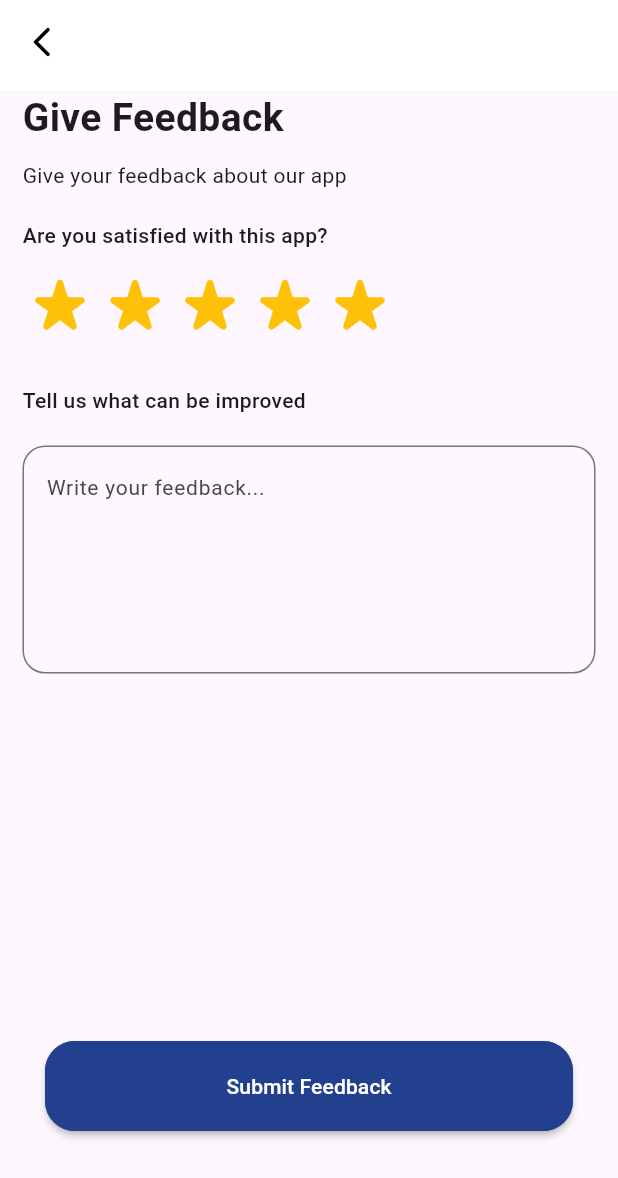
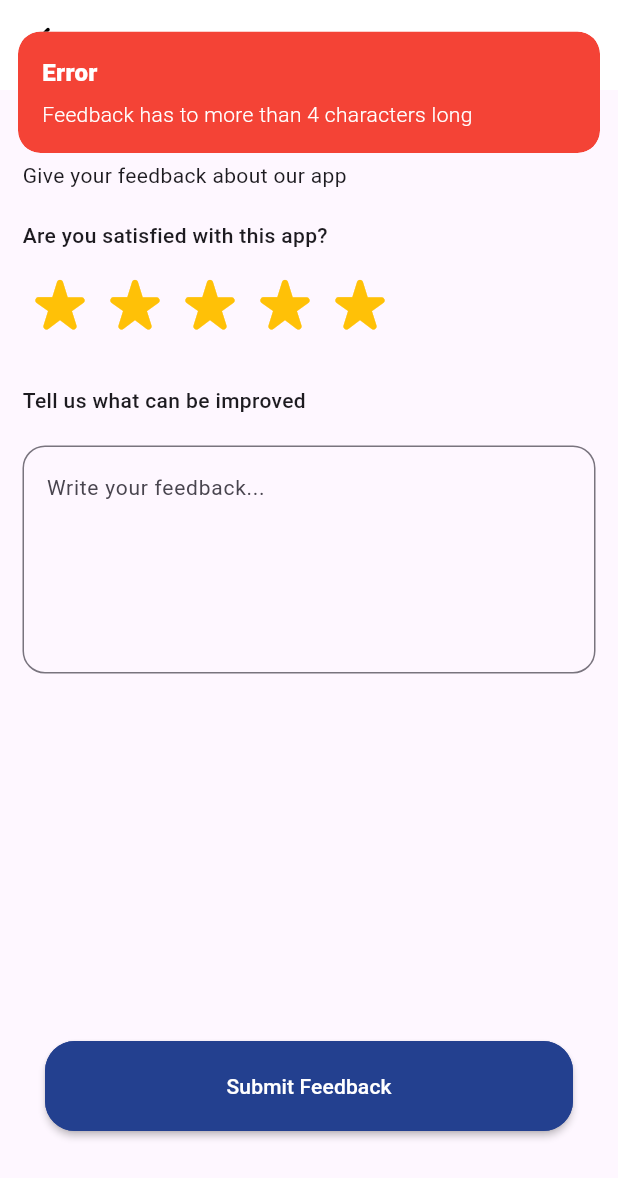
Before and after one commit to kadiriprosper/cpp_final_app, a Flutter app: the FeedbackPage screen opened directly, after a tap on "Submit Feedback", on a phone screen of 412 x 824 dp. Shown: the top 1178 px of the screen. Run offline on Flutter 3.47's test engine with Material 3 defaults, Android fonts, the phone set to English and light mode, and no system bars; drawn by our look-alikes of flutter_rating_bar; our stand-ins replace cached_network_image, carousel_slider, cloud_firestore, country_code_picker, firebase_auth, firebase_core and 8 more; missing offline and left inert: markdown; accounts and stored records are empty; statements that could not run were skipped.

Commit message:
finished some stuff

```diff
--- a/lib/auth/auth.dart
+++ b/lib/auth/auth.dart
@@ -1,3 +1,4 @@
+import 'package:cpp_final_app/auth/profile_update.dart';
 import 'package:cpp_final_app/enums/status_enum.dart';
 import 'package:firebase_auth/firebase_auth.dart';
 
@@ -8,6 +9,7 @@ class Auth {
 
   String get username => firebaseAuth.currentUser?.displayName ?? '';
   String get usermail => firebaseAuth.currentUser?.email ?? '';
+  String get userImage => firebaseAuth.currentUser?.photoURL ?? '';
 
   Future<Map<AuthStatusEnum, String>> userLoginWithEmail(
       String email, String password) async {
@@ -96,5 +98,12 @@ class Auth {
     return authSuccess;
   }
 
-
+  Future<Map<AuthStatusEnum, String>> updateUserImage(String photoUrl) async {
+    try {
+      await firebaseAuth.currentUser?.updatePhotoURL(photoUrl);
+    } on FirebaseAuthException catch (_) {
+      return updateFailed('Error updating user profile picture');
+    }
+    return updateSuccess;
+  }
 }
--- a/lib/auth/profile_update.dart
+++ b/lib/auth/profile_update.dart
@@ -1,6 +1,5 @@
 import 'package:cpp_final_app/enums/status_enum.dart';
 import 'package:firebase_auth/firebase_auth.dart';
-import 'package:firebase_core/firebase_core.dart';
 
 const updateSuccess = {AuthStatusEnum.success: 'success'};
 Map<AuthStatusEnum, String> updateFailed(String error) =>
--- a/lib/controllers/db_controller.dart
+++ b/lib/controllers/db_controller.dart
@@ -1,3 +1,5 @@
+import 'dart:io';
+
 import 'package:cloud_firestore/cloud_firestore.dart';
 import 'package:cpp_final_app/enums/status_enum.dart';
 import 'package:get/get_state_manager/get_state_manager.dart';
@@ -56,8 +58,4 @@ class DataController extends GetxController {
     );
     return response;
   }
-
-
-
-
 }
--- a/lib/data/data_pool.dart
+++ b/lib/data/data_pool.dart
@@ -109,7 +109,7 @@ class DataPool {
     7: {
       'title': 'Changes to the Privacy Policy',
       'heading': '''
-    We reserve the right to update or modify this Privacy Policy at any time. Any changes will be posted within the app, and your continued use of the app will indicate your acceptance of the updated policy.\n\nIf you have any questions or concerns about our Privacy Policy, please contact us at contact@typclass.com.''',
+    We reserve the right to update or modify this Privacy Policy at any time. Any changes will be posted within the app, and your continued use of the app will indicate your acceptance of the updated policy.\n\nIf you have any questions or concerns about our Privacy Policy, please contact us at contact@cppprogramming.io.''',
     }
   };
   static const cppQA = {
--- a/lib/main.dart
+++ b/lib/main.dart
@@ -40,7 +40,7 @@ class MainApp extends StatelessWidget {
         ),
       ),
       defaultTransition: Transition.cupertino,
-      home: const MainScreen(),
+      home: const SplashPage(),
     );
   }
 }
--- a/lib/views/mainscreen/profile_page.dart
+++ b/lib/views/mainscreen/profile_page.dart
@@ -39,8 +39,9 @@ class _ProfilePageState extends State<ProfilePage> {
             mainAxisAlignment: MainAxisAlignment.center,
             children: [
               //TODO: Put the user image here
-              const ProfilePicWidget(
+              ProfilePicWidget(
                 isEditable: false,
+                userController: userController,
               ),
               const SizedBox(height: 10),
               Text(
--- a/lib/views/settingscreens/feedback_page.dart
+++ b/lib/views/settingscreens/feedback_page.dart
@@ -6,8 +6,8 @@ import 'package:cpp_final_app/widgets/custom_app_bar.dart';
 import 'package:cpp_final_app/widgets/custom_button.dart';
 import 'package:flutter/material.dart';
 import 'package:flutter_rating_bar/flutter_rating_bar.dart';
+import 'package:flutter_spinkit/flutter_spinkit.dart';
 import 'package:get/get.dart';
-import 'package:pinput/pinput.dart';
 
 class FeedbackPage extends StatefulWidget {
   const FeedbackPage({super.key});
@@ -123,18 +123,50 @@ class _FeedbackPageState extends State<FeedbackPage> {
                 textColor: Colors.white,
                 buttonText: 'Submit Feedback',
                 onPressed: () async {
+                  Map<AuthStatusEnum, String>? response;
                   if (feedbackTextController.text.length > 4) {
-                    var response = await dbController
-                        .storeUserData(userController.usermail, {
-                      'rating': userRating,
-                      'feedback': feedbackTextController.text,
-                    });
-                    if (response.keys.first == AuthStatusEnum.failed) {
-                      //TODO: Handle showing error here
-                      print('error1');
+                    await Get.showOverlay(
+                      asyncFunction: () async {
+                        response = await dbController
+                            .storeUserData(userController.usermail, {
+                          'rating': userRating,
+                          'feedback': feedbackTextController.text,
+                        });
+                      },
+                      loadingWidget: const SpinKitChasingDots(
+                        color: Colors.green,
+                      ),
+                    );
+                    if (response != null &&
+                        response!.keys.first == AuthStatusEnum.failed) {
+                      Get.snackbar(
+                        'Error',
+                        'Error sending the feedback',
+                        margin: const EdgeInsets.all(12).copyWith(top: 21),
+                        duration: const Duration(seconds: 2),
+                        backgroundColor: Colors.red,
+                        colorText: Colors.white,
+                      );
                     } else {
                       Get.back();
+                      Get.snackbar(
+                        'Success',
+                        'Thanks for the feedback',
+                        margin: const EdgeInsets.all(12).copyWith(top: 21),
+                        duration: const Duration(seconds: 2),
+                        backgroundColor: Colors.green,
+                        colorText: Colors.white,
+                      );
                     }
+                  } else {
+                    Get.snackbar(
+                      'Error',
+                      'Feedback has to more than 4 characters long',
+                      margin: const EdgeInsets.all(12).copyWith(top: 21),
+                      duration: const Duration(seconds: 3),
+                      backgroundColor: Colors.red,
+                      colorText: Colors.white,
+                    );
                   }
                 },
               ),
--- /dev/null
+++ b/lib/views/settingscreens/get_image.dart
@@ -0,0 +1 @@
+getImageFromGallery() async {}
--- a/pubspec.yaml
+++ b/pubspec.yaml
@@ -7,11 +7,13 @@ environment:
   sdk: '>=3.0.3 <4.0.0'
 
 dependencies:
+  cached_network_image: ^3.3.1
   carousel_slider: ^4.2.1
   cloud_firestore: ^4.10.0
   country_code_picker: ^3.0.0
   firebase_auth: ^4.6.3
   firebase_core: ^2.14.0
+  firebase_storage: ^11.6.0
   flutter:
     sdk: flutter
   flutter_highlight: ^0.7.0
@@ -21,7 +23,7 @@ dependencies:
   flutter_svg: ^2.0.7
   get: ^4.6.5
   hive_flutter: ^1.1.0
-  image_picker: ^1.0.4
+  image_picker: ^1.0.7
   material_design_icons_flutter: ^7.0.7296
   path_provider: ^2.0.15
   # printing: ^5.11.0
```
Also changed, not shown: lib/controllers/user_controller.dart (+27 -1 lines), lib/views/mainscreen/home_page.dart (+25 -11 lines), lib/views/settingscreens/edit_profile_page.dart (+16 -1 lines), lib/widgets/profile_pic_widget.dart (+22 -1 lines), pubspec.lock, 4 other files.
